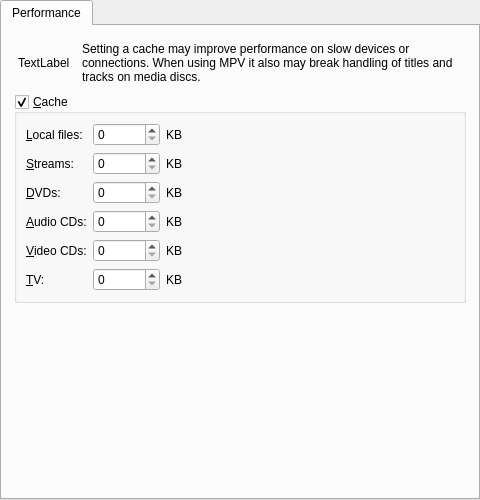
Above: src/gui/pref/performance.ui from wilbert2000/wzplayer before the change. Below: the same form after it.
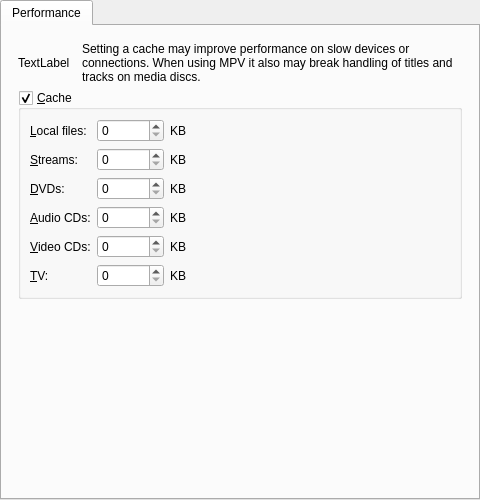
That is the form after the change.

Commit message: Margins, margins

What changed in the file:
```diff
--- a/src/gui/pref/performance.ui
+++ b/src/gui/pref/performance.ui
@@ -24,17 +24,23 @@
        <string>Performance</string>
       </attribute>
       <layout class="QVBoxLayout">
-       <property name="margin">
-        <number>12</number>
+       <property name="leftMargin">
+        <number>16</number>
+       </property>
+       <property name="topMargin">
+        <number>16</number>
+       </property>
+       <property name="rightMargin">
+        <number>16</number>
+       </property>
+       <property name="bottomMargin">
+        <number>16</number>
        </property>
        <item>
         <layout class="QHBoxLayout" name="horizontalLayout">
          <property name="spacing">
           <number>12</number>
          </property>
-         <property name="margin">
-          <number>4</number>
-         </property>
          <item>
           <widget class="QLabel" name="icon_label">
            <property name="text">
```
Left out of the diff: 11 changed lines with no effect on the pictures. The commit also changes 13 other files.
